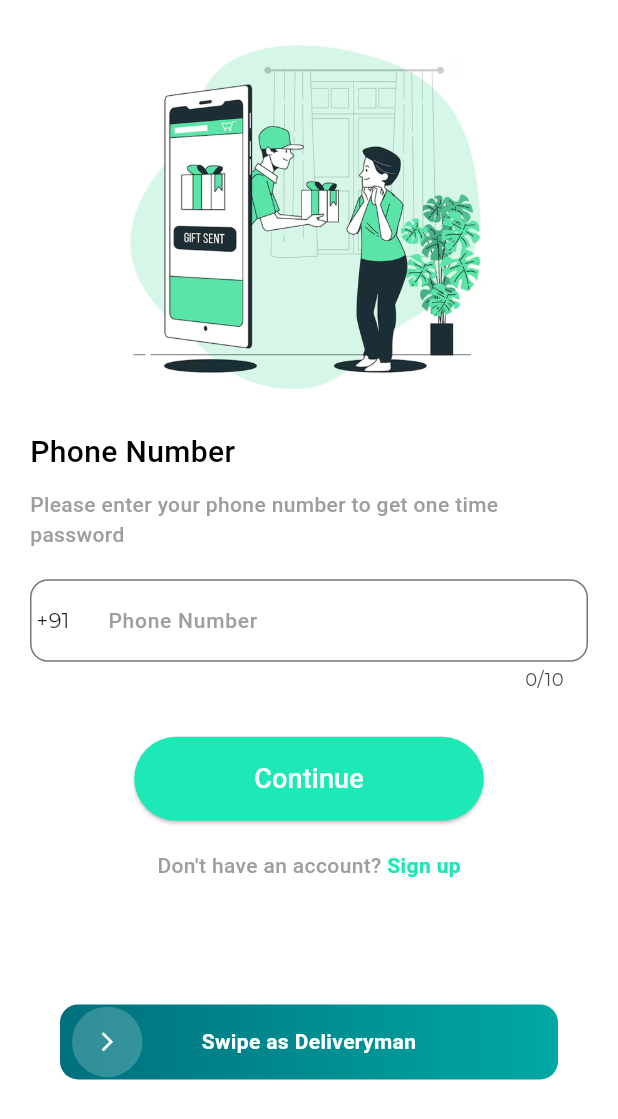
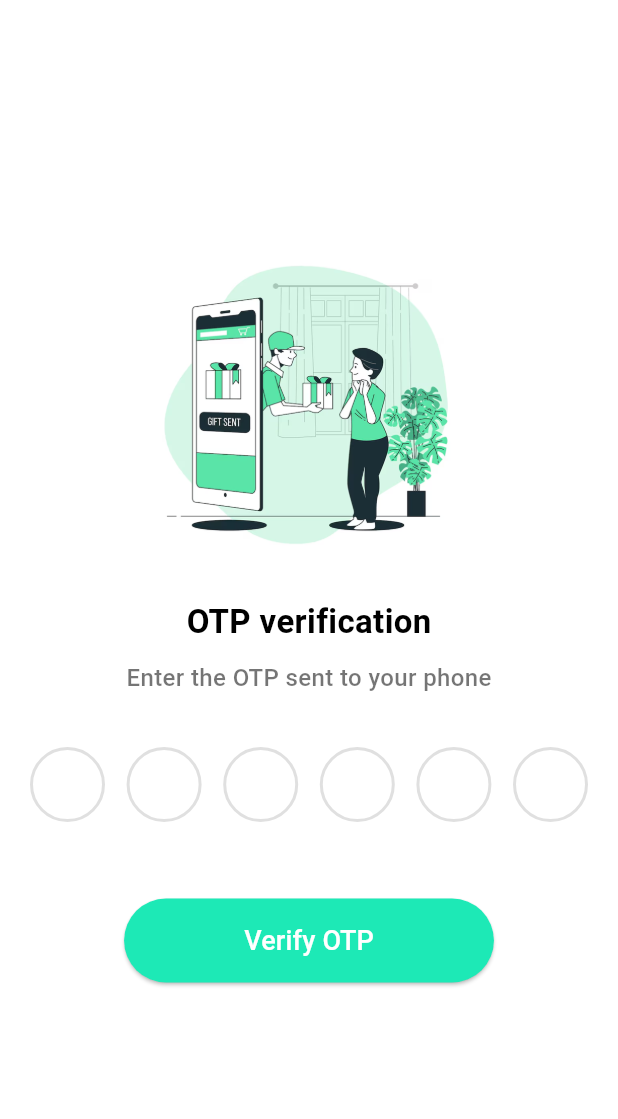
Before and after one commit to GayathriAravind1986/sentinixEcommerce, a Flutter app: the screen it shows after launch, after a tap on "Continue", on a phone screen of 412 x 824 dp. Shown: the top 1119 px of the screen. Run offline on Flutter 3.47's test engine with Material 3 defaults, Android fonts, the phone set to English and light mode, and no system bars; drawn by our look-alikes of intl_phone_field, overlay_support, pin_code_fields, slide_to_act; our stand-ins replace dio, flutter_bloc, image_picker, shared_preferences; Roboto replaces fonts that are missing (Montserrat); project files that could hold a hidden picture were left out.

Commit message:
otp verify page

```diff
--- a/lib/Reusable/color.dart
+++ b/lib/Reusable/color.dart
@@ -16,6 +16,7 @@ const Color appGreenColor = Color(0xFF147338);
 const Color orangeColor = Colors.orange;
 const Color blackColor = Colors.black;
 const Color blackColor54 = Colors.black54;
+Color? greyShade300 = Colors.grey[300];
 const Color blueColor = Colors.blue;
 const Color whiteColor = Colors.white;
 const Color redColor = Colors.red;
--- a/lib/UI/UserApp/Authentication/login.dart
+++ b/lib/UI/UserApp/Authentication/login.dart
@@ -8,6 +8,7 @@ import 'package:sentinix_ecommerce/Reusable/elevated_button.dart';
 import 'package:sentinix_ecommerce/Reusable/image.dart';
 import 'package:sentinix_ecommerce/Reusable/text_styles.dart';
 import 'package:sentinix_ecommerce/UI/UserApp/Authentication/Widget/signup_animation_widget.dart';
+import 'package:sentinix_ecommerce/UI/UserApp/Authentication/otp_verfication_user.dart';
 import 'package:sentinix_ecommerce/UI/UserApp/Authentication/user_signup.dart';
 
 class LoginCustomer extends StatelessWidget {
@@ -85,7 +86,10 @@ class _LoginCustomerViewState extends State<LoginCustomerView> {
                 CustomButton(
                   text: "Continue",
                   onPressed: () {
-                    debugPrint("Phone: $completePhoneNumber");
+                    Navigator.push(
+                      context,
+                      MaterialPageRoute(builder: (_) => const UserOTPVerify()),
+                    );
                   },
                 ),
                 const SizedBox(height: 20),
--- /dev/null
+++ b/lib/UI/UserApp/Authentication/otp_verfication_user.dart
@@ -0,0 +1,135 @@
+import 'package:flutter/material.dart';
+import 'package:flutter_bloc/flutter_bloc.dart';
+import 'package:pin_code_fields/pin_code_fields.dart';
+import 'package:sentinix_ecommerce/Bloc/demo/demo_bloc.dart';
+import 'package:sentinix_ecommerce/Reusable/color.dart';
+import 'package:sentinix_ecommerce/Reusable/elevated_button.dart';
+import 'package:sentinix_ecommerce/Reusable/image.dart';
+import 'package:sentinix_ecommerce/Reusable/text_styles.dart';
+import 'package:sentinix_ecommerce/UI/UserApp/Authentication/login.dart';
+
+class UserOTPVerify extends StatelessWidget {
+  const UserOTPVerify({
+    super.key,
+  });
+
+  @override
+  Widget build(BuildContext context) {
+    return BlocProvider(
+      create: (_) => DemoBloc(),
+      child: UserOTPVerifyView(),
+    );
+  }
+}
+
+class UserOTPVerifyView extends StatefulWidget {
+  const UserOTPVerifyView({
+    super.key,
+  });
+
+  @override
+  State<UserOTPVerifyView> createState() => _UserOTPVerifyViewState();
+}
+
+class _UserOTPVerifyViewState extends State<UserOTPVerifyView> {
+  //GetEventModel getEventModel = GetEventModel();
+  final GlobalKey<FormState> _formKey = GlobalKey<FormState>();
+
+  String? errorMessage;
+  bool loginLoad = true;
+
+  @override
+  void dispose() {
+    super.dispose();
+  }
+
+  @override
+  Widget build(BuildContext context) {
+    var size = MediaQuery.of(context).size;
+    Widget mainContainer() {
+      return SafeArea(
+        child: Center(
+          child: Padding(
+            padding: const EdgeInsets.symmetric(horizontal: 20),
+            child: SingleChildScrollView(
+              child: Column(
+                mainAxisAlignment: MainAxisAlignment.center,
+                children: [
+                  Image.asset(
+                    Images.loginImage,
+                    height: 200,
+                  ),
+                  const SizedBox(height: 30),
+                  Text(
+                    "OTP verification",
+                    style: MyTextStyle.f22(
+                      blackColor,
+                      weight: FontWeight.bold,
+                    ),
+                  ),
+                  const SizedBox(height: 10),
+                  Text(
+                    "Enter the OTP sent to your phone",
+                    style: MyTextStyle.f16(blackColor54),
+                  ),
+                  const SizedBox(height: 30),
+                  PinCodeTextField(
+                    appContext: context,
+                    length: 6,
+                    animationType: AnimationType.scale,
+                    keyboardType: TextInputType.number,
+                    textStyle: MyTextStyle.f20(blackColor),
+                    pinTheme: PinTheme(
+                      shape: PinCodeFieldShape.circle,
+                      borderRadius: BorderRadius.circular(5),
+                      fieldHeight: 60,
+                      fieldWidth: 50,
+                      activeColor: appPrimaryColor,
+                      selectedColor: appPrimaryColor,
+                      inactiveColor: greyShade300,
+                    ),
+                    onChanged: (value) {},
+                  ),
+                  const SizedBox(height: 30),
+                  CustomButton(
+                    text: "Verify OTP",
+                    onPressed: () {
+                      // Navigator.of(context).pushAndRemoveUntil(
+                      //   MaterialPageRoute(
+                      //       builder: (context) => const LoginCustomer()),
+                      //   (Route<dynamic> route) => false,
+                      // );
+                    },
+                  ),
+                ],
+              ),
+            ),
+          ),
+        ),
+      );
+    }
+
+    return PopScope(
+      canPop: false,
+      onPopInvoked: (didPop) {
+        if (!didPop) {
+          Navigator.of(context).pushAndRemoveUntil(
+            MaterialPageRoute(builder: (context) => const LoginCustomer()),
+            (route) => false,
+          );
+        }
+      },
+      child: Scaffold(
+        backgroundColor: whiteColor,
+        body: BlocBuilder<DemoBloc, dynamic>(
+          buildWhen: (previous, current) {
+            return false;
+          },
+          builder: (context, dynamic) {
+            return mainContainer();
+          },
+        ),
+      ),
+    );
+  }
+}
--- a/pubspec.yaml
+++ b/pubspec.yaml
@@ -52,6 +52,7 @@ dependencies:
   intl_phone_field: ^3.2.0
   slide_to_act: ^2.0.0
   image_picker: ^1.0.7
+  pin_code_fields: ^8.0.0
 dev_dependencies:
   flutter_test:
     sdk: flutter
```
Also changed, not shown: lib/UI/DeliveryApp/Authentication/login_delivery.dart (+6 -1 lines), lib/UI/DeliveryApp/Authentication/otp_verification_delivery.dart (added, +134 -0 lines), lib/UI/Navigation_Bar/Navigation_bar.dart (+3 -4 lines), lib/UI/Profile/profile_screen.dart (deleted, +0 -192 lines), lib/UI/UserApp/Profile/profile_screen.dart (added, +232 -0 lines), lib/UI/UserApp/Profile/personal_info_section.dart (renamed from lib/UI/Profile/personal_info_section.dart), lib/UI/UserApp/Profile/profile_section_tile.dart (renamed from lib/UI/Profile/profile_section_tile.dart), pubspec.lock.
